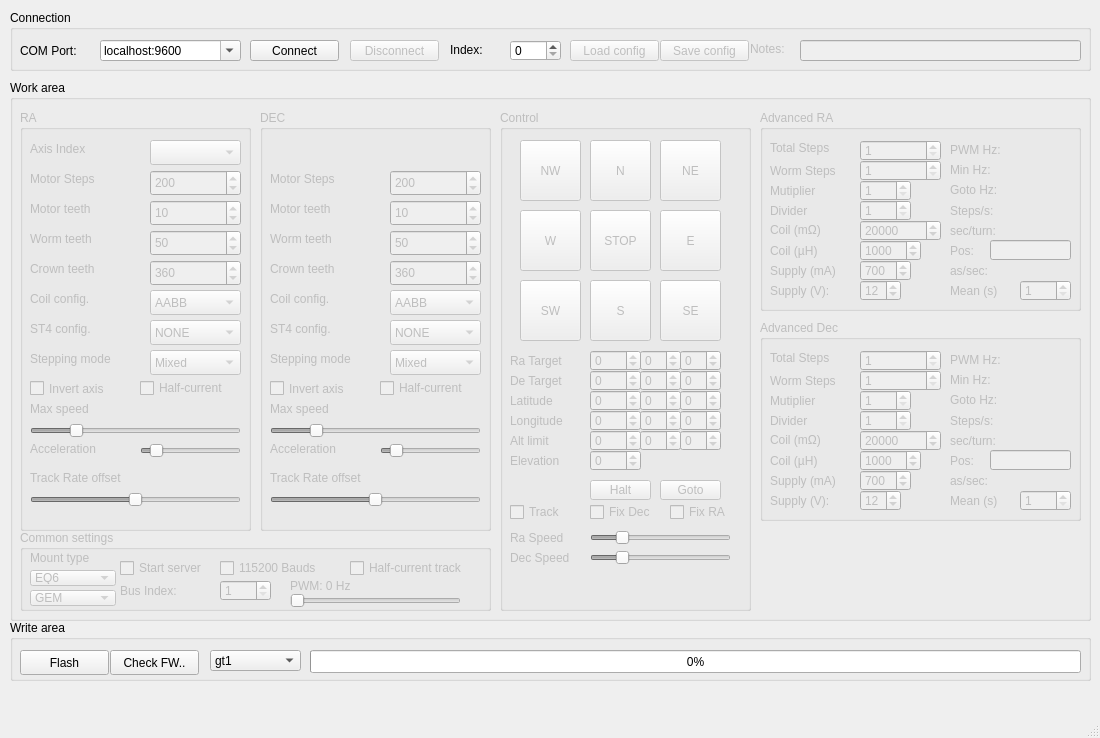
This is mainwindow.ui in ahp-electronics/gt-configurator as Qt 5 draws it before an edit. The edited form follows.
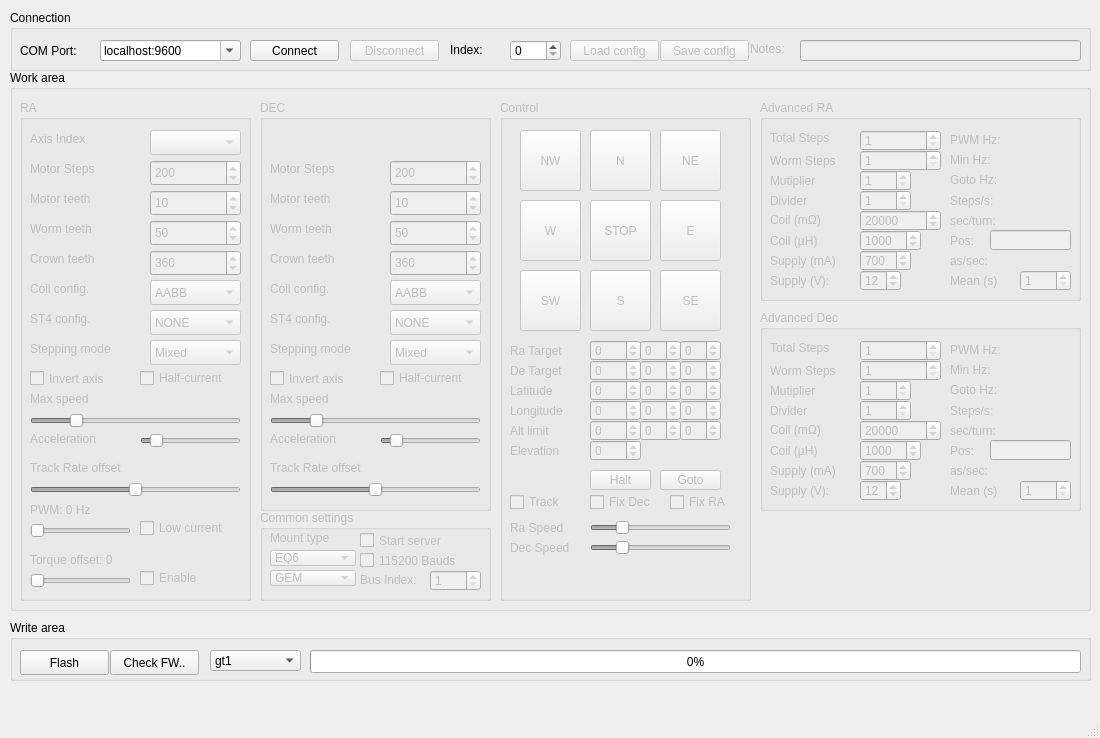
This is the edited form.

Commit message: Add torque controls for GT5

```diff
--- a/mainwindow.ui
+++ b/mainwindow.ui
@@ -18,7 +18,7 @@
     <property name="geometry">
      <rect>
       <x>10</x>
-      <y>80</y>
+      <y>70</y>
       <width>1081</width>
       <height>541</height>
      </rect>
@@ -1495,7 +1495,7 @@
        <x>10</x>
        <y>30</y>
        <width>231</width>
-       <height>421</height>
+       <height>501</height>
       </rect>
      </property>
      <property name="title">
@@ -1920,6 +1920,117 @@
        </rect>
       </property>
      </widget>
+     <widget class="QSlider" name="PWMFreq">
+      <property name="geometry">
+       <rect>
+        <x>10</x>
+        <y>420</y>
+        <width>101</width>
+        <height>21</height>
+       </rect>
+      </property>
+      <property name="minimum">
+       <number>0</number>
+      </property>
+      <property name="maximum">
+       <number>10</number>
+      </property>
+      <property name="singleStep">
+       <number>1</number>
+      </property>
+      <property name="orientation">
+       <enum>Qt::Horizontal</enum>
+      </property>
+      <property name="tickPosition">
+       <enum>QSlider::NoTicks</enum>
+      </property>
+     </widget>
+     <widget class="QLabel" name="PWMFreq_label">
+      <property name="geometry">
+       <rect>
+        <x>10</x>
+        <y>400</y>
+        <width>111</width>
+        <height>20</height>
+       </rect>
+      </property>
+      <property name="text">
+       <string>PWM: 0 Hz</string>
+      </property>
+     </widget>
+     <widget class="QCheckBox" name="HalfCurrent">
+      <property name="geometry">
+       <rect>
+        <x>120</x>
+        <y>420</y>
+        <width>111</width>
+        <height>16</height>
+       </rect>
+      </property>
+      <property name="text">
+       <string>Low current</string>
+      </property>
+     </widget>
+     <widget class="QCheckBox" name="TorqueOffsetEnable">
+      <property name="enabled">
+       <bool>false</bool>
+      </property>
+      <property name="geometry">
+       <rect>
+        <x>120</x>
+        <y>470</y>
+        <width>111</width>
+        <height>16</height>
+       </rect>
+      </property>
+      <property name="text">
+       <string>Enable</string>
+      </property>
+     </widget>
+     <widget class="QSlider" name="TorqueOffset">
+      <property name="enabled">
+       <bool>false</bool>
+      </property>
+      <property name="geometry">
+       <rect>
+        <x>10</x>
+        <y>470</y>
+        <width>101</width>
+        <height>21</height>
+       </rect>
+      </property>
+      <property name="minimum">
+       <number>0</number>
+      </property>
+      <property name="maximum">
+       <number>15</number>
+      </property>
+      <property name="singleStep">
+       <number>1</number>
+      </property>
+      <property name="orientation">
+       <enum>Qt::Horizontal</enum>
+      </property>
+      <property name="tickPosition">
+       <enum>QSlider::NoTicks</enum>
+      </property>
+     </widget>
+     <widget class="QLabel" name="TorqueOffset_label">
+      <property name="enabled">
+       <bool>false</bool>
+      </property>
+      <property name="geometry">
+       <rect>
+        <x>10</x>
+        <y>450</y>
+        <width>201</width>
+        <height>20</height>
+       </rect>
+      </property>
+      <property name="text">
+       <string>Torque offset: 0</string>
+      </property>
+     </widget>
     </widget>
     <widget class="QGroupBox" name="DEC">
      <property name="enabled">
@@ -1930,7 +2041,7 @@
        <x>250</x>
        <y>30</y>
        <width>231</width>
-       <height>421</height>
+       <height>411</height>
       </rect>
      </property>
      <property name="title">
@@ -2339,10 +2450,10 @@
      </property>
      <property name="geometry">
       <rect>
-       <x>10</x>
-       <y>450</y>
-       <width>471</width>
-       <height>81</height>
+       <x>250</x>
+       <y>440</y>
+       <width>231</width>
+       <height>91</height>
       </rect>
      </property>
      <property name="title">
@@ -2431,44 +2542,6 @@
        </property>
       </item>
      </widget>
-     <widget class="QLabel" name="PWMFreq_label">
-      <property name="geometry">
-       <rect>
-        <x>270</x>
-        <y>46</y>
-        <width>171</width>
-        <height>20</height>
-       </rect>
-      </property>
-      <property name="text">
-       <string>PWM: 0 Hz</string>
-      </property>
-     </widget>
-     <widget class="QSlider" name="PWMFreq">
-      <property name="geometry">
-       <rect>
-        <x>270</x>
-        <y>60</y>
-        <width>171</width>
-        <height>21</height>
-       </rect>
-      </property>
-      <property name="minimum">
-       <number>0</number>
-      </property>
-      <property name="maximum">
-       <number>10</number>
-      </property>
-      <property name="singleStep">
-       <number>1</number>
-      </property>
-      <property name="orientation">
-       <enum>Qt::Horizontal</enum>
-      </property>
-      <property name="tickPosition">
-       <enum>QSlider::NoTicks</enum>
-      </property>
-     </widget>
      <widget class="QComboBox" name="MountStyle">
       <property name="geometry">
        <rect>
@@ -2493,46 +2566,19 @@
         <string>AZEQ</string>
        </property>
       </item>
-     </widget>
-     <widget class="QSpinBox" name="BusIndex">
-      <property name="geometry">
-       <rect>
-        <x>200</x>
-        <y>50</y>
-        <width>51</width>
-        <height>21</height>
-       </rect>
-      </property>
-      <property name="minimum">
-       <number>1</number>
-      </property>
-      <property name="maximum">
-       <number>128</number>
-      </property>
-      <property name="value">
-       <number>1</number>
-      </property>
-     </widget>
-     <widget class="QLabel" name="label_12">
-      <property name="geometry">
-       <rect>
-        <x>100</x>
-        <y>51</y>
-        <width>91</width>
-        <height>20</height>
-       </rect>
-      </property>
-      <property name="text">
-       <string>Bus Index:</string>
-      </property>
+      <item>
+       <property name="text">
+        <string>FORK</string>
+       </property>
+      </item>
      </widget>
      <widget class="QCheckBox" name="Server">
       <property name="geometry">
        <rect>
         <x>100</x>
-        <y>30</y>
+        <y>20</y>
         <width>101</width>
-        <height>16</height>
+        <height>21</height>
        </rect>
       </property>
       <property name="text">
@@ -2542,27 +2588,46 @@
      <widget class="QCheckBox" name="HighBauds">
       <property name="geometry">
        <rect>
-        <x>200</x>
-        <y>30</y>
+        <x>100</x>
+        <y>40</y>
         <width>121</width>
-        <height>16</height>
+        <height>21</height>
        </rect>
       </property>
       <property name="text">
        <string>115200 Bauds</string>
       </property>
      </widget>
-     <widget class="QCheckBox" name="HalfCurrent">
+     <widget class="QLabel" name="label_12">
       <property name="geometry">
        <rect>
-        <x>330</x>
-        <y>30</y>
-        <width>141</width>
-        <height>16</height>
+        <x>100</x>
+        <y>60</y>
+        <width>71</width>
+        <height>20</height>
        </rect>
       </property>
       <property name="text">
-       <string>Half-current track</string>
+       <string>Bus Index:</string>
+      </property>
+     </widget>
+     <widget class="QSpinBox" name="BusIndex">
+      <property name="geometry">
+       <rect>
+        <x>170</x>
+        <y>60</y>
+        <width>51</width>
+        <height>21</height>
+       </rect>
+      </property>
+      <property name="minimum">
+       <number>1</number>
+      </property>
+      <property name="maximum">
+       <number>128</number>
+      </property>
+      <property name="value">
+       <number>1</number>
       </property>
      </widget>
     </widget>
```
Left out of the diff: 5 changed lines with no effect on the pictures. The commit also changes 1 other file.
